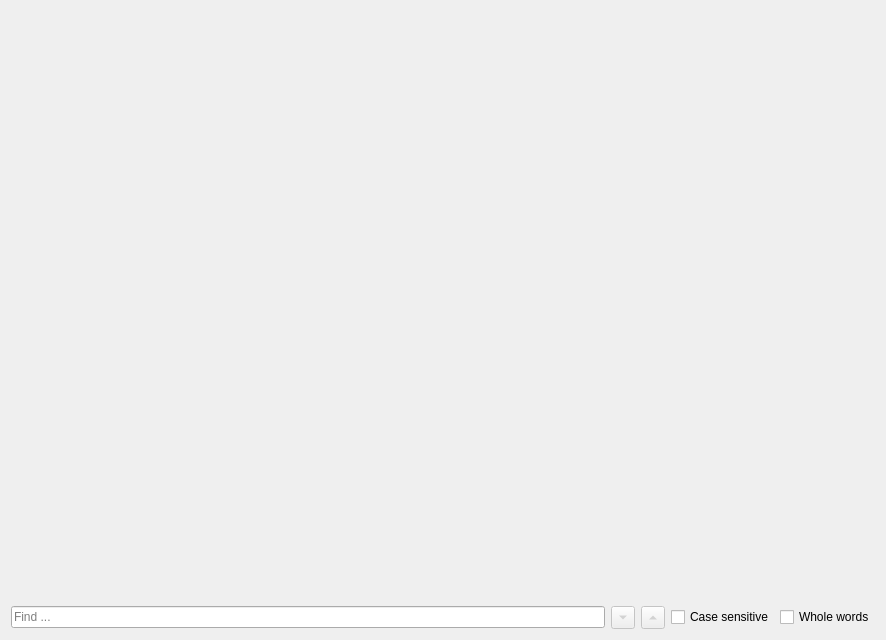
The window that guis/uis/help.ui (janis-hag/kalao-ics) describes before a commit, drawn with Qt 5.
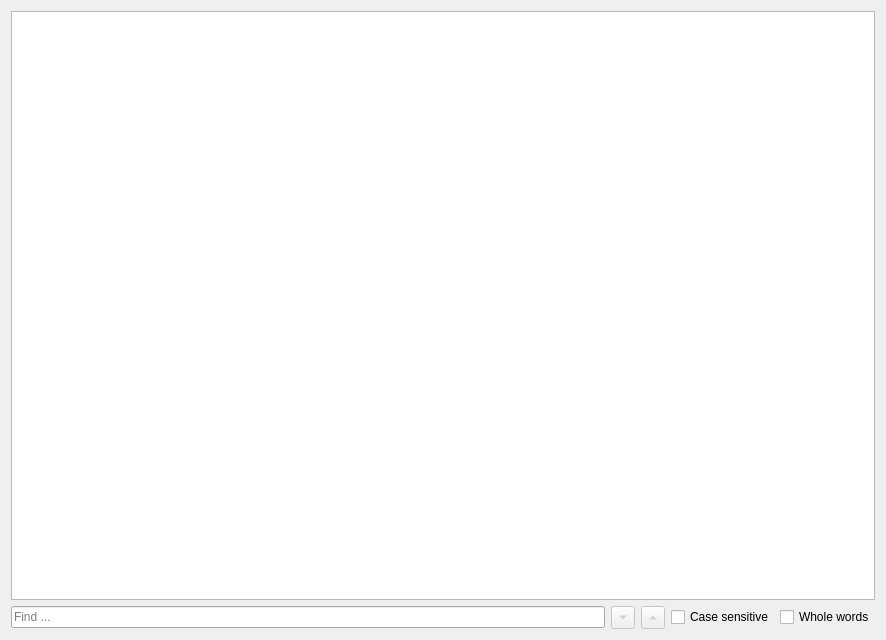
The same window after the commit.

What changed in the file:
```diff
--- a/guis/uis/help.ui
+++ b/guis/uis/help.ui
@@ -16,12 +16,6 @@
   <layout class="QVBoxLayout" name="verticalLayout">
    <item>
     <widget class="QTextBrowser" name="textedit">
-     <property name="styleSheet">
-      <string notr="true">background: transparent</string>
-     </property>
-     <property name="frameShape">
-      <enum>QFrame::NoFrame</enum>
-     </property>
      <property name="openExternalLinks">
       <bool>true</bool>
      </property>
```
